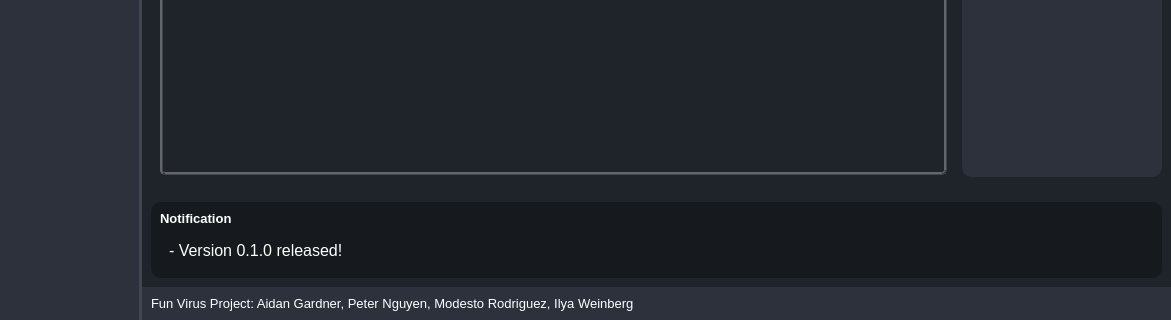
Old version of the form controlpanel.ui in the repository gardnera3/FunVirus; both pictures show x 262 to 1433 and y 505 to 825 of the 1433 by 825 pixel window.
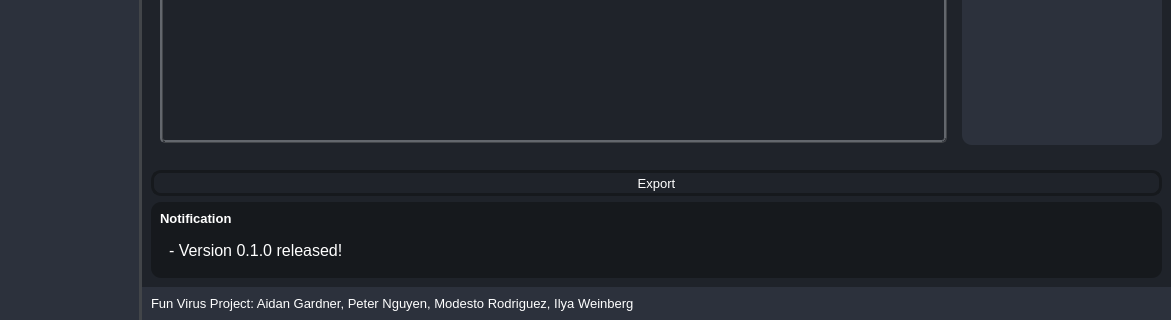
New version of the form. Icons and pictures are not drawn.

```diff
--- a/controlpanel.ui
+++ b/controlpanel.ui
@@ -34,7 +34,7 @@
 	border-top-left-radius: 10px;
 	border-bottom-left-radius: 10px;
 }
-#pushButton_2, #pushButton_4, #pushButton_8, #pushButton_10{
+#pushButton_2, #pushButton_4, #pushButton_8, #pushButton_10, #pushButton_12 {
 background-color:#1f232a;
 border-style: solid;
 border-color: #16191d;
@@ -1006,8 +1006,8 @@
                      <rect>
                       <x>0</x>
                       <y>0</y>
-                      <width>814</width>
-                      <height>568</height>
+                      <width>901</width>
+                      <height>474</height>
                      </rect>
                     </property>
                     <property name="styleSheet">
@@ -1929,6 +1929,25 @@
        <item>
         <widget class="QWidget" name="popupNotificationContainer" native="true">
          <layout class="QVBoxLayout" name="verticalLayout_20">
+          <item>
+           <widget class="QPushButton" name="pushButton_12">
+            <property name="font">
+             <font>
+              <pointsize>10</pointsize>
+             </font>
+            </property>
+            <property name="styleSheet">
+             <string notr="true"/>
+            </property>
+            <property name="text">
+             <string>Export</string>
+            </property>
+            <property name="icon">
+             <iconset resource="resources.qrc">
+              <normaloff>:/images/Assets/icons/upload.svg</normaloff>:/images/Assets/icons/upload.svg</iconset>
+            </property>
+           </widget>
+          </item>
           <item alignment="Qt::AlignBottom">
            <widget class="QWidget" name="popupNotificationSubContainer" native="true">
             <layout class="QVBoxLayout" name="verticalLayout_21">
```
Left out of the diff: 16 changed lines with no effect on the pictures.
